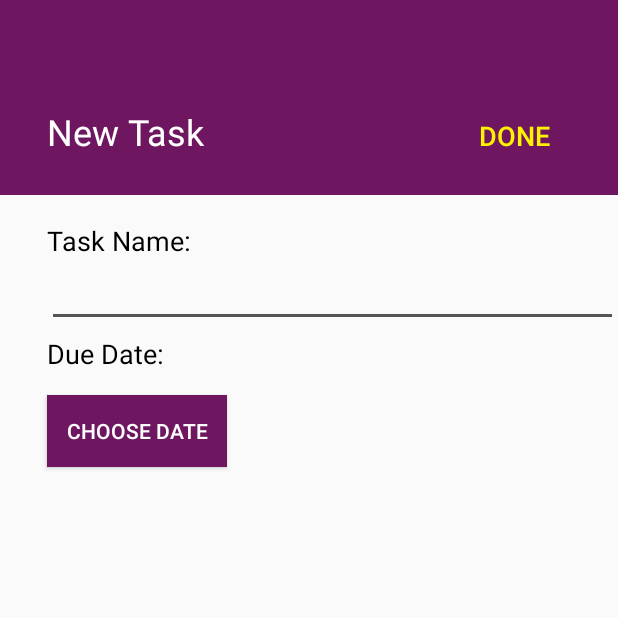
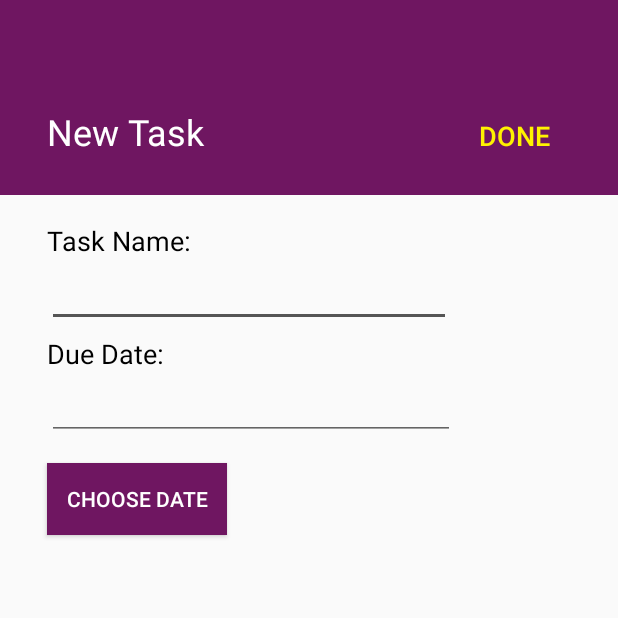
Before and after one commit to cyb3rloud/Apprendre, an Android app: the NewTaskActivity screen opened directly, with no data from a screen before it, on a phone screen of 412 x 824 dp, the top half of it. Run offline under Robolectric (Android 15) with nearby library versions, the phone set to English and light mode, and no system bars.

Commit message:
Screenshots for play store added - method to delete subjects added - date field now shows date when adding or editing

```diff
--- a/App/app/src/main/java/com/alanhughjones/studyeasy/DatabaseHelper.java
+++ b/App/app/src/main/java/com/alanhughjones/studyeasy/DatabaseHelper.java
@@ -140,4 +140,10 @@ public class DatabaseHelper extends SQLiteOpenHelper {
         db.update(TASK_TABLE, contentValues, TASK_ID +" = ? AND " + TASK_SUBJECT_ID+" = ?", new String[] {task_id,subj_id});
         return true;
     }
+
+    public void deleteSubj(String subjID) {
+        SQLiteDatabase db = this.getWritableDatabase();
+        db.delete(TASK_TABLE, TASK_SUBJECT_ID + " = ?", new String[]{subjID});
+        db.delete(SUBJECT_TABLE, SUBJECT_ID + " = ?", new String[]{subjID});
+    }
 }
--- a/App/app/src/main/java/com/alanhughjones/studyeasy/EditTaskActivity.java
+++ b/App/app/src/main/java/com/alanhughjones/studyeasy/EditTaskActivity.java
@@ -55,12 +55,11 @@ public class EditTaskActivity extends AppCompatActivity {
         if (editTask.moveToFirst()) {
             taskName.setText(editTask.getString(0));
             taskDate = editTask.getString(1);
-            // TODO split task date (format YYYY-MM-DD HH:MM:SS.SSS) into year month and day to arrange as DD-MM-YYYY
             String dbDay = taskDate.substring(8,10);
             String dbMonth = taskDate.substring(5,7);
             String dbYear = taskDate.substring(0,4);
             String convertedDate = dbDay + "-" + dbMonth + "-" + dbYear;
-            dueDateShow.setText(convertedDate);
+            dueDateShow.setHint(convertedDate);
         }
 
         // Set onclick listener to delete button
--- a/App/app/src/main/java/com/alanhughjones/studyeasy/NewTaskActivity.java
+++ b/App/app/src/main/java/com/alanhughjones/studyeasy/NewTaskActivity.java
@@ -1,38 +1,30 @@
 package com.alanhughjones.studyeasy;
 
 import android.app.DatePickerDialog;
-import android.app.Dialog;
 import android.content.Intent;
 import android.support.v7.app.AppCompatActivity;
 import android.os.Bundle;
 import android.view.View;
-import android.widget.AdapterView;
-import android.widget.ArrayAdapter;
 import android.widget.Button;
 import android.widget.DatePicker;
 import android.widget.EditText;
-//import android.widget.Spinner;
 import android.widget.Toast;
 
 import java.util.Calendar;
 
 public class NewTaskActivity extends AppCompatActivity {
 
-    private static final String TAG = "NewTaskActivity";
     DatabaseHelper myDB;
 
-
-    private Button datePick;
-    private Button addTaskDone;
     int year_x,month_x,day_x;
     private String fakeTime = " 00:00:00.000";
     private String taskDate = "";
-    //private String showDate = "";
+    private String showDate = "";
     private EditText taskName;
-    static final int DIALOG_ID = 0;
     private int selectedID;
     private String selectedName;
     DatePickerDialog picker;
+    private EditText showNewDate;
 
 
     @Override
@@ -40,9 +32,10 @@ public class NewTaskActivity extends AppCompatActivity {
         super.onCreate(savedInstanceState);
         setContentView(R.layout.activity_new_task);
         myDB = new DatabaseHelper(this);
-        addTaskDone = findViewById(R.id.add_task_done);
+        Button addTaskDone = findViewById(R.id.add_task_done);
         taskName = findViewById(R.id.input_task);
         Button datePick = findViewById(R.id.datepick_btn);
+        showNewDate = findViewById(R.id.show_new_date);
 
         // get the intent extra from the SubjectAddActivity (the id of the subject)
         Intent receivedIntent = getIntent();
@@ -92,8 +85,9 @@ public class NewTaskActivity extends AppCompatActivity {
                                     sMonthOfYear = Integer.toString(monthOfYear+1);
                                 }
 
-                                //showDate = sDayOfMonth + "-" + sMonthOfYear + "-" + year;
+                                showDate = sDayOfMonth + "-" + sMonthOfYear + "-" + year;
                                 taskDate = year + "-" + sMonthOfYear + "-" + sDayOfMonth;
+                                showNewDate.setHint(showDate);
                             }
                         },year_x,month_x,day_x);
                 picker.show();
--- a/App/app/src/main/res/layout/activity_edit_task.xml
+++ b/App/app/src/main/res/layout/activity_edit_task.xml
@@ -84,7 +84,8 @@
         android:layout_width="272dp"
         android:layout_height="wrap_content"
         android:layout_alignStart="@+id/input_edit_title"
-        android:layout_below="@+id/edit_duedate_title" />
+        android:layout_below="@+id/edit_duedate_title"
+        android:focusable="false"/>
 
     <Button
         android:id="@+id/edit_datepick_btn"
--- a/App/app/src/main/res/layout/activity_new_task.xml
+++ b/App/app/src/main/res/layout/activity_new_task.xml
@@ -53,7 +53,7 @@
 
     <EditText
         android:id="@+id/input_task"
-        android:layout_width="match_parent"
+        android:layout_width="269dp"
         android:layout_height="wrap_content"
         android:layout_alignStart="@+id/input_new_task"
         android:layout_below="@+id/input_new_task"
@@ -73,12 +73,20 @@
         android:textColor="@android:color/black"
         android:textSize="18sp" />
 
+    <EditText
+        android:id="@+id/show_new_date"
+        android:layout_width="272dp"
+        android:layout_height="wrap_content"
+        android:layout_alignStart="@+id/duedate_title"
+        android:layout_below="@+id/duedate_title"
+        android:focusable="false"/>
+
     <Button
         android:id="@+id/datepick_btn"
         android:layout_width="120dp"
         android:layout_height="wrap_content"
         android:layout_alignStart="@+id/add_new_task"
-        android:layout_below="@+id/duedate_title"
+        android:layout_below="@+id/show_new_date"
         android:layout_marginTop="15dp"
         android:background="@color/colorPrimary"
         android:text="@string/choose_date"
```
Also changed, not shown: App/app/src/main/java/com/alanhughjones/studyeasy/TaskOverviewActivity.java (+10 -0 lines), App/app/src/main/res/layout/activity_task_overview.xml (+16 -1 lines), 4 other files.
